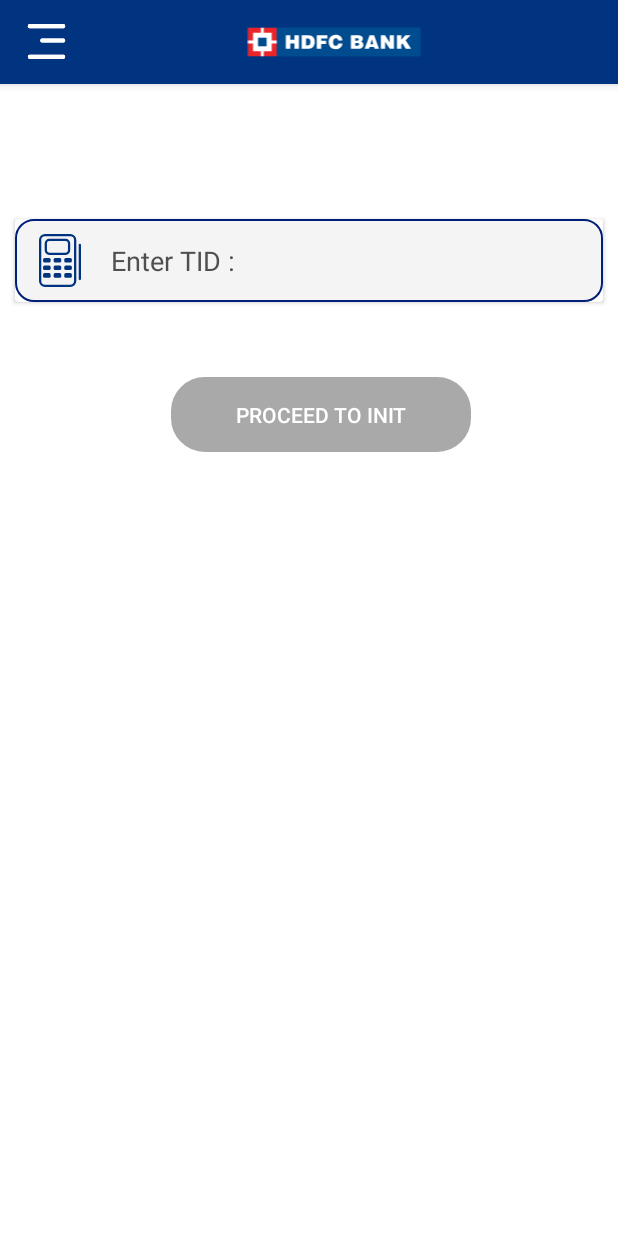
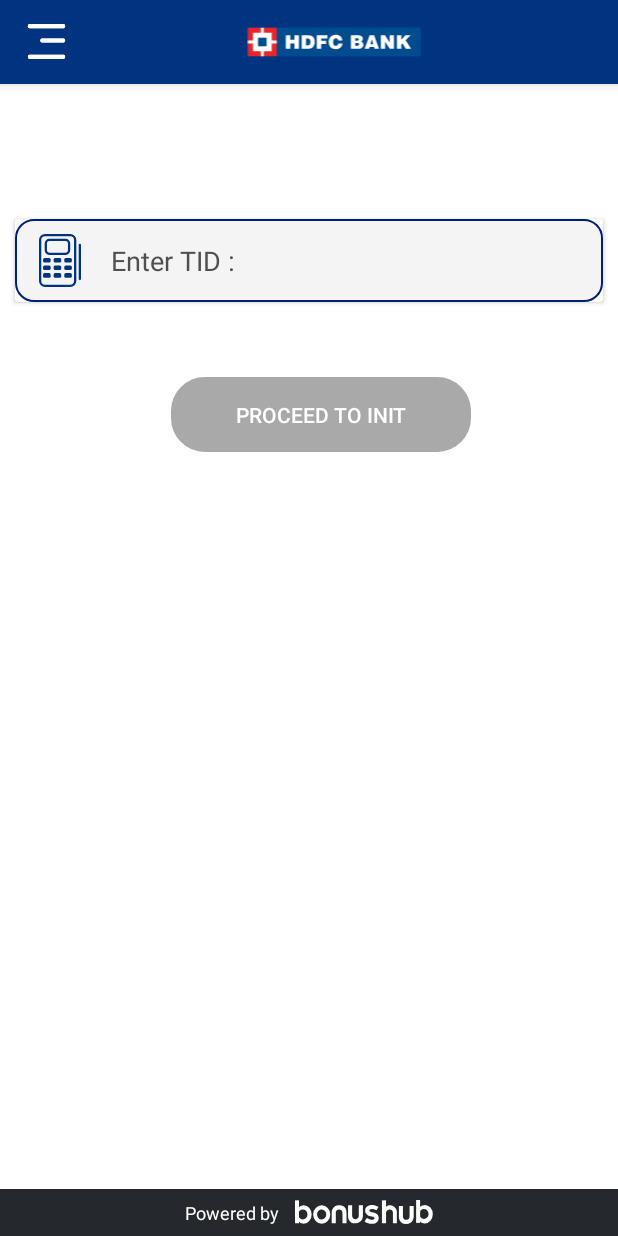
Before and after one commit to manish914-droid/BonusHub_IngeicoSingleApp, an Android app: the screen it shows after launch (NavigationActivity), on a phone screen of 412 x 824 dp. Run offline under Robolectric (Android 15) with nearby library versions, the phone set to English and light mode, and no system bars; our stand-ins replace Dagger/Hilt's generated code, Room's generated code, navigation-ui; libraries missing offline, so code that uses them is left out: androidx.hilt.lifecycle, com.ingenico.hdfcpayment; 12 statements that could not run were skipped.

Commit message:
Add app footer

```diff
--- a/app/src/main/res/layout/activity_navigation.xml
+++ b/app/src/main/res/layout/activity_navigation.xml
@@ -29,25 +29,39 @@
                     android:layout_height="match_parent"
                     tools:context=".view.navigation.NavigationActivity">
 
-                    <include layout="@layout/app_toolbar"
-                        android:id="@+id/toobar" />
 
-                    <LinearLayout
+
+                    <RelativeLayout
                         android:layout_width="match_parent"
                         android:layout_height="match_parent"
                         android:orientation="vertical"
                         app:layout_behavior="com.google.android.material.appbar.AppBarLayout$ScrollingViewBehavior">
+
+                        <include layout="@layout/app_toolbar"
+                            android:id="@+id/toobar" />
+
                         <androidx.fragment.app.FragmentContainerView
                             android:id="@+id/nav_host_fragment"
                             android:name="androidx.navigation.fragment.NavHostFragment"
                             android:layout_width="match_parent"
                             android:layout_height="match_parent"
                             app:defaultNavHost="true"
-                            app:navGraph="@navigation/navigation_graph" />
+                            app:navGraph="@navigation/navigation_graph"
+                            android:layout_above="@+id/footerApp"
+                            android:layout_below="@+id/toobar"/>
 
-                    </LinearLayout>
+                        <include layout="@layout/footer_app"
+                            android:id="@+id/footerApp"
+                            android:layout_alignParentBottom="true"
+                            android:layout_width="match_parent"
+                            android:layout_height="31dp"/>
+                    </RelativeLayout>
+
+
+
                 </androidx.coordinatorlayout.widget.CoordinatorLayout>
             </LinearLayout>
+
             <com.google.android.material.navigation.NavigationView
                 android:id="@+id/nav_view"
                 android:layout_width="wrap_content"
--- /dev/null
+++ b/app/src/main/res/layout/footer_app.xml
@@ -0,0 +1,31 @@
+<?xml version="1.0" encoding="utf-8"?>
+<RelativeLayout xmlns:android="http://schemas.android.com/apk/res/android"
+    android:layout_width="match_parent"
+    android:layout_height="31dp"
+    android:background="@color/footer_color">
+
+    <LinearLayout
+        android:layout_width="wrap_content"
+        android:layout_height="wrap_content"
+        android:layout_centerVertical="true"
+        android:orientation="horizontal"
+        android:layout_centerInParent="true">
+
+        <TextView
+            android:layout_width="wrap_content"
+            android:layout_height="wrap_content"
+            android:textColor="@color/white"
+            android:textSize="@dimen/text_size_xsmall"
+            android:text="Powered by"
+            android:layout_marginEnd="5dp"/>
+
+        <ImageView
+            android:layout_width="wrap_content"
+            android:layout_height="wrap_content"
+            android:src="@drawable/ic_bonushub_white_logo"
+            android:layout_marginStart="5dp"/>
+
+    </LinearLayout>
+
+
+</RelativeLayout>
--- a/app/src/main/res/values/colors.xml
+++ b/app/src/main/res/values/colors.xml
@@ -34,4 +34,5 @@
 
     <!--bank functions-->
     <color name="text_gray">#9F9F9F</color>
+    <color name="footer_color">#25282D</color>
 </resources>
```
